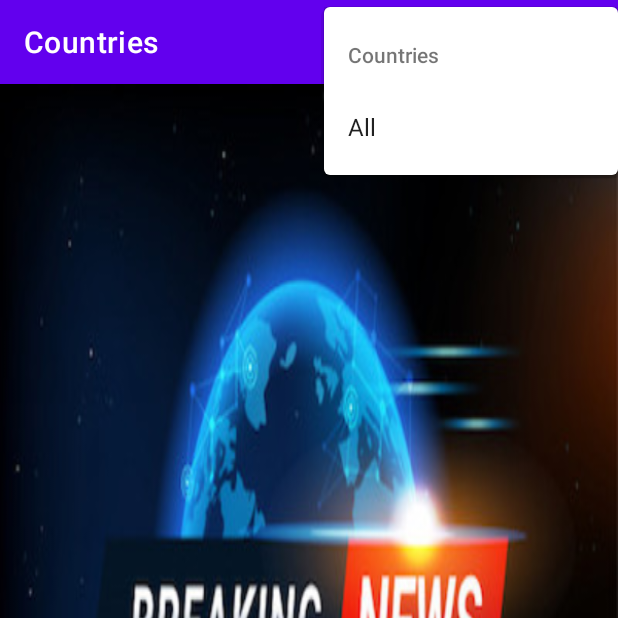
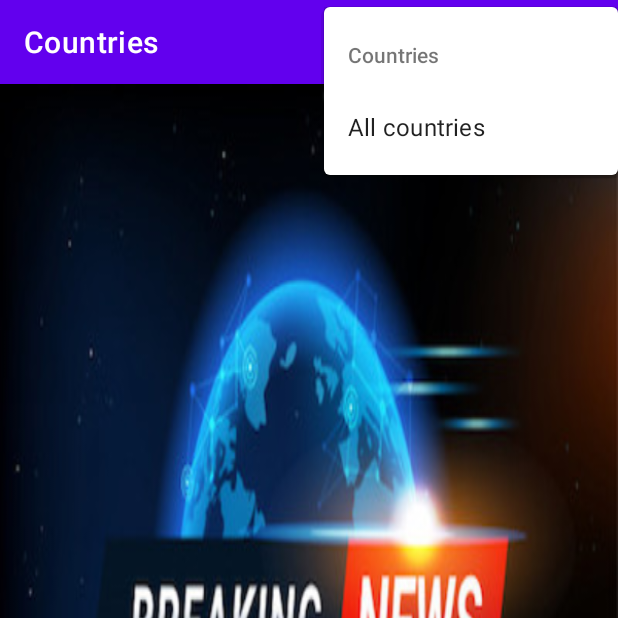
Before and after one commit to AMDevG/Assignment2_NewsApp, an Android app: the screen it shows after launch (MainActivity), in the options menu, after a tap on "Countries", on a phone screen of 412 x 824 dp, the top half of it. Run offline under Robolectric (Android 15) with nearby library versions, the phone set to English and light mode, and no system bars.

Commit message:
Bug: Topic flag set. Unset. Country chosen , reverts to previous val.

```diff
--- a/app/src/main/java/com/johnberry/assignment2_newsapp/MainActivity.java
+++ b/app/src/main/java/com/johnberry/assignment2_newsapp/MainActivity.java
@@ -219,9 +219,9 @@ public class MainActivity extends AppCompatActivity {
         SubMenu countrySubMenu = countryItem.getSubMenu();
         SubMenu languageSubMenu = languageItem.getSubMenu();
 
-        topicSubMenu.add("All");
-        countrySubMenu.add("All");
-        languageSubMenu.add("All");
+        topicSubMenu.add("All topics");
+        countrySubMenu.add("All countries");
+        languageSubMenu.add("All languages");
 
         if(topicList.size() > 0) {
             for (String s : topicList) {
@@ -290,16 +290,15 @@ public class MainActivity extends AppCompatActivity {
     }
 
     public boolean onOptionsItemSelected(MenuItem item) {
+
         String selectedFilter = item.toString();
 
-        System.out.println("Selected Filter: " + selectedFilter);
         if (mDrawerToggle.onOptionsItemSelected(item)) {
             Log.d(TAG, "onOptionsItemSelected: mDrawerToggle " + item);
             return true;
         }
 
         for(String s : topicList){
-
             if(selectedFilter.equalsIgnoreCase(s)){
                 if(selectedFilters.containsKey("topic")){
                     selectedFilters.replace("topic", s);
@@ -328,7 +327,7 @@ public class MainActivity extends AppCompatActivity {
         for(String s : languageList){
             String upperS = s.toUpperCase();
             String translatedLanguage = languageCodeMap.get(upperS);
-            System.out.println("selectedFilter" + selectedFilter + " tranlated: " + translatedLanguage);
+//            System.out.println("selectedFilter" + selectedFilter + " translated: " + translatedLanguage);
 
             if(selectedFilter.equalsIgnoreCase(translatedLanguage)){
                 if(selectedFilters.containsKey("language")){
@@ -340,29 +339,9 @@ public class MainActivity extends AppCompatActivity {
             }
         }
 
-        System.out.println("Selected filters are: " + selectedFilters.values());
-
-
-
         setTitle(item.getTitle());
 
-        //Clears drawer array of sources when new filter selected.
         drawerArray.clear();
-
-        // Adds stories to drawer array based on filter criteria
-//        for(String key : selectedFilters.keySet()){
-//            for(Story story : storyMaster){
-//                if(story.getCategory().equalsIgnoreCase(selectedFilters.get(key))){
-//                    drawerArray.add(story.getSourceName());
-//                }
-//                else if(story.getCountry().equalsIgnoreCase(selectedFilters.get(key))){
-//                    drawerArray.add(story.getSourceName());
-//                }
-//                else if(story.getLanguage().equalsIgnoreCase(selectedFilters.get(key))){
-//                    drawerArray.add(story.getSourceName());
-//                }
-//            }
-//        }
 
         String topicVal, countryVal, langVal;
 
@@ -389,6 +368,28 @@ public class MainActivity extends AppCompatActivity {
                     }
                 }
             }
+
+        if(selectedFilter =="All topics"){
+            System.out.println("Reset all Topics");
+            topicFlag = 0;
+            topicVal = "";
+        }
+        else if(selectedFilter =="All countries"){
+            System.out.println("Reset all Countries");
+            countryFlag = 0;
+            countryVal = "";
+        }
+        else if(selectedFilter =="All languages"){
+            System.out.println("Reset all Langs");
+            langFlag = 0;
+            langVal = "";
+        }
+
+        System.out.println("Selected Filter is: " + selectedFilter);
+        System.out.println("Current flags are: ");
+        System.out.println("TopicFlag: " + topicFlag + " val:" + topicVal);
+        System.out.println("CountryFlag: " + countryFlag + " val: " + countryVal);
+        System.out.println("LangFlag: " + langFlag + " val: " + langVal);
 
             for(Story story : storyMaster){
 
@@ -435,7 +436,6 @@ public class MainActivity extends AppCompatActivity {
                 }
             }
 
-
         ((ArrayAdapter) mDrawerList.getAdapter()).notifyDataSetChanged();
         mDrawerList.setAdapter(new ArrayAdapter<>(this, R.layout.drawer_item, drawerArray));
         return super.onOptionsItemSelected(item);
@@ -443,29 +443,20 @@ public class MainActivity extends AppCompatActivity {
 
 
 
-    private void hideOption(int id)
-    {
-        MenuItem item = opt_menu.findItem(id);
-        item.setVisible(false);
+    @Override
+    protected void onPostCreate(Bundle savedInstanceState) {
+        super.onPostCreate(savedInstanceState);
+        // Sync the toggle state after onRestoreInstanceState has occurred.
+        mDrawerToggle.syncState();
     }
 
-    private void showOption(int id)
-    {
-        MenuItem item = opt_menu.findItem(id);
-        item.setVisible(true);
+    @Override
+    public void onConfigurationChanged(@NonNull Configuration newConfig) {
+        super.onConfigurationChanged(newConfig);
+        // Pass any configuration change to the drawer toggls
+        mDrawerToggle.onConfigurationChanged(newConfig);
     }
 
-    private void setOptionTitle(int id, String title)
-    {
-        MenuItem item = opt_menu.findItem(id);
-        item.setTitle(title);
-    }
-
-    private void setOptionIcon(int id, int iconRes)
-    {
-        MenuItem item = opt_menu.findItem(id);
-        item.setIcon(iconRes);
-    }
 
     private JSONArray translateCodes(String codeIn, int typeCode) throws IOException, JSONException {
         InputStream is;
@@ -527,20 +518,6 @@ public class MainActivity extends AppCompatActivity {
 
     }
 
-    @Override
-    protected void onPostCreate(Bundle savedInstanceState) {
-        super.onPostCreate(savedInstanceState);
-        // Sync the toggle state after onRestoreInstanceState has occurred.
-        mDrawerToggle.syncState();
-    }
-
-    @Override
-    public void onConfigurationChanged(@NonNull Configuration newConfig) {
-        super.onConfigurationChanged(newConfig);
-        // Pass any configuration change to the drawer toggls
-        mDrawerToggle.onConfigurationChanged(newConfig);
-    }
-
     private class MyPageAdapter extends FragmentPagerAdapter {
         private long baseId = 0;
 
```
Also changed, not shown: app/src/main/java/com/johnberry/assignment2_newsapp/StoryFragment.java (+4 -19 lines). Lines whose indentation alone changed are shown as unchanged.
